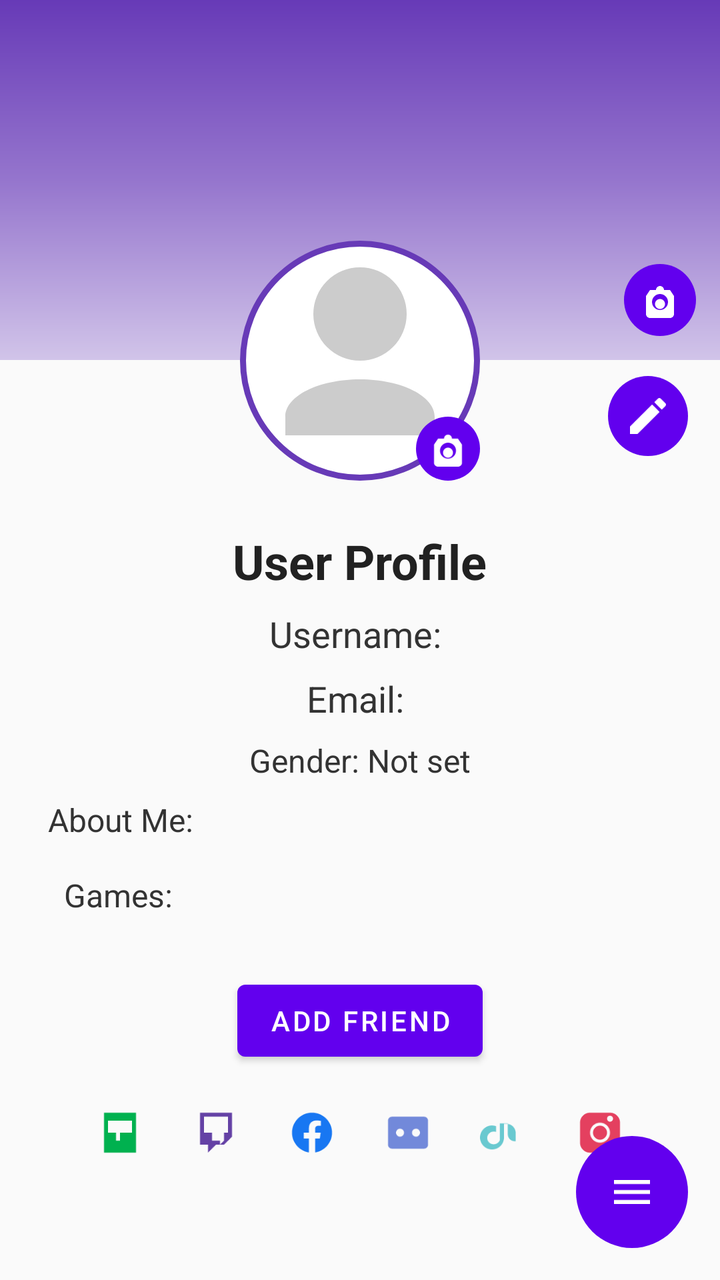
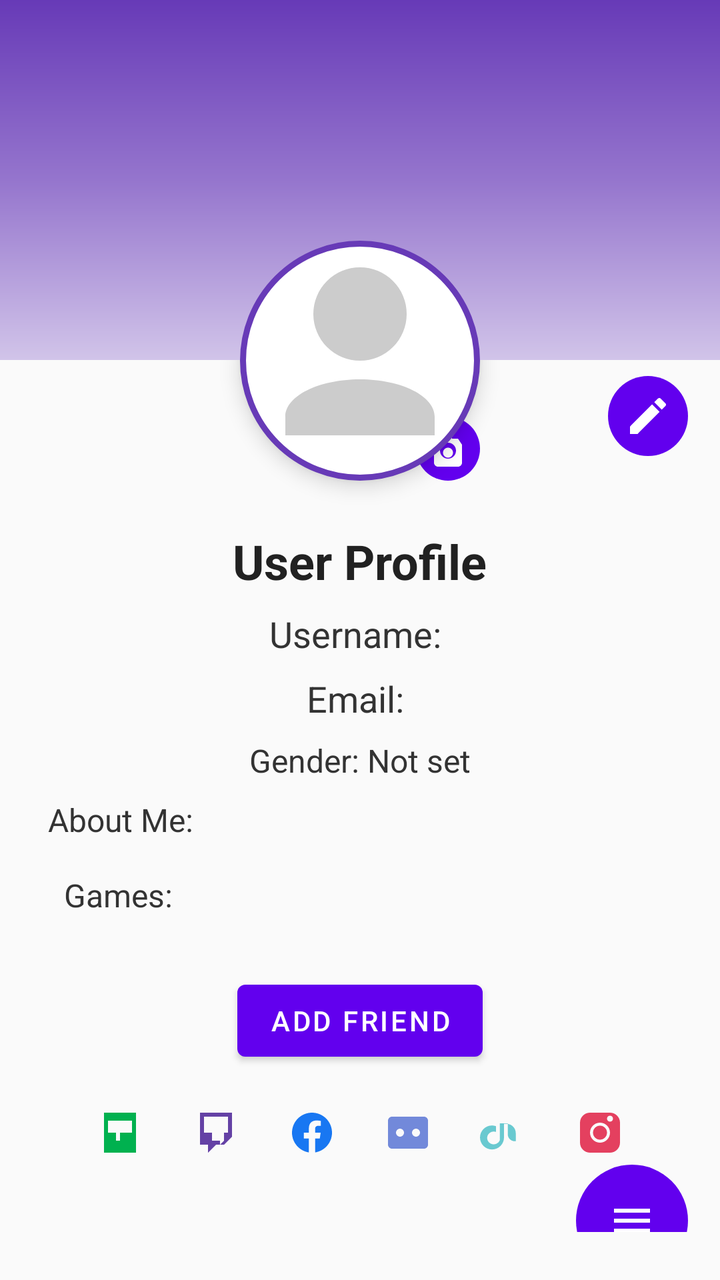

Two renders of the same Android screen: before a commit and after it. Below are the layout's source before the change and the commit's diff.
<!-- AndroidManifest.xml: application theme Theme.VIRE -->
<!-- res/layout/activity_profile.xml -->
<?xml version="1.0" encoding="utf-8"?>
<ScrollView xmlns:android="http://schemas.android.com/apk/res/android"
    android:id="@+id/scrollViewRoot"
    android:layout_width="match_parent"
    android:layout_height="match_parent"
    android:background="#FAFAFA"
    android:fillViewport="true">

    <RelativeLayout
        android:layout_width="match_parent"
        android:layout_height="wrap_content"
        android:padding="0dp">

        
        <ImageView
            android:id="@+id/coverPhoto"
            android:layout_width="match_parent"
            android:layout_height="180dp"
            android:scaleType="centerCrop"
            android:src="@drawable/default_cover"
            android:contentDescription="Cover Photo" />

        
        <ImageButton
            android:id="@+id/changeCoverButton"
            android:layout_width="36dp"
            android:layout_height="36dp"
            android:layout_alignBottom="@id/coverPhoto"
            android:layout_alignEnd="@id/coverPhoto"
            android:layout_margin="12dp"
            android:background="@drawable/circle_bg"
            android:src="@drawable/ic_camera"
            android:tint="@android:color/white"
            android:contentDescription="Change Cover Photo" />

        
        <ImageView
            android:id="@+id/profileImage"
            android:layout_width="120dp"
            android:layout_height="120dp"
            android:layout_below="@id/coverPhoto"
            android:layout_centerHorizontal="true"
            android:layout_marginTop="-60dp"
            android:background="@drawable/profile_image_bg"
            android:padding="4dp"
            android:src="@drawable/ic_profile_placeholder"
            android:contentDescription="Profile Picture" />

        
        <ImageButton
            android:id="@+id/changeProfilePicButton"
            android:layout_width="32dp"
            android:layout_height="32dp"
            android:layout_alignEnd="@id/profileImage"
            android:layout_alignBottom="@id/profileImage"
            android:background="@drawable/circle_bg"
            android:src="@drawable/ic_camera"
            android:tint="@android:color/white"
            android:contentDescription="Change Profile Picture" />

        
        <ImageButton
            android:id="@+id/editPenButton"
            android:layout_width="40dp"
            android:layout_height="40dp"
            android:layout_below="@id/coverPhoto"
            android:layout_alignParentEnd="true"
            android:layout_marginTop="8dp"
            android:layout_marginEnd="16dp"
            android:background="@drawable/circle_bg"
            android:src="@drawable/ic_pen"
            android:tint="@android:color/white"
            android:contentDescription="Edit Profile" />

        
        <LinearLayout
            android:id="@+id/profileInfoLayout"
            android:layout_width="match_parent"
            android:layout_height="wrap_content"
            android:layout_below="@id/profileImage"
            android:orientation="vertical"
            android:gravity="center_horizontal"
            android:padding="24dp">

            <TextView
                android:id="@+id/profileTitleText"
                android:layout_width="wrap_content"
                android:layout_height="wrap_content"
                android:text="User Profile"
                android:textSize="24sp"
                android:textStyle="bold"
                android:textColor="#212121"
                android:layout_marginBottom="8dp" />

            <TextView
                android:id="@+id/profileUsername"
                android:layout_width="wrap_content"
                android:layout_height="wrap_content"
                android:text="Username: "
                android:textSize="18sp"
                android:textColor="#333333"
                android:layout_marginBottom="8dp" />

            <TextView
                android:id="@+id/profileEmail"
                android:layout_width="wrap_content"
                android:layout_height="wrap_content"
                android:text="Email: "
                android:textSize="18sp"
                android:textColor="#333333"
                android:layout_marginBottom="8dp" />

            <TextView
                android:id="@+id/profileGender"
                android:layout_width="wrap_content"
                android:layout_height="wrap_content"
                android:text="Gender: Not set"
                android:textSize="16sp"
                android:textColor="#333333"
                android:layout_marginBottom="8dp" />

            <TextView
                android:id="@+id/profileAboutMe"
                android:layout_width="match_parent"
                android:layout_height="wrap_content"
                android:text="About Me: "
                android:textSize="16sp"
                android:textColor="#333333"
                android:layout_marginBottom="8dp" />

            <TextView
                android:id="@+id/profileGames"
                android:layout_width="match_parent"
                android:layout_height="wrap_content"
                android:text="Games: "
                android:textSize="16sp"
                android:textColor="#333333"
                android:layout_marginBottom="8dp"
                android:clickable="true"
                android:focusable="true"
                android:background="?attr/selectableItemBackground"
                android:padding="8dp" />

            
            <Button
                android:id="@+id/addFriendButton"
                android:layout_width="wrap_content"
                android:layout_height="wrap_content"
                android:text="Add Friend"
                android:layout_marginTop="12dp" />

            
            <LinearLayout
                android:id="@+id/socialLinksLayout"
                android:layout_width="wrap_content"
                android:layout_height="wrap_content"
                android:orientation="horizontal"
                android:layout_marginTop="8dp"
                android:gravity="center">

                <ImageButton
                    android:id="@+id/socialkick"
                    android:layout_width="40dp"
                    android:layout_height="40dp"
                    android:layout_margin="4dp"
                    android:src="@drawable/ic_kick"
                    android:background="@null"
                    android:contentDescription="Kick" />

                <ImageButton
                    android:id="@+id/socialtwitch"
                    android:layout_width="40dp"
                    android:layout_height="40dp"
                    android:layout_margin="4dp"
                    android:src="@drawable/ic_twitch"
                    android:background="@null"
                    android:contentDescription="Twitch" />

                <ImageButton
                    android:id="@+id/socialFacebook"
                    android:layout_width="40dp"
                    android:layout_height="40dp"
                    android:layout_margin="4dp"
                    android:src="@drawable/ic_facebook"
                    android:background="@null"
                    android:contentDescription="Facebook" />

                <ImageButton
                    android:id="@+id/socialDiscord"
                    android:layout_width="40dp"
                    android:layout_height="40dp"
                    android:layout_margin="4dp"
                    android:src="@drawable/ic_discord"
                    android:background="@null"
                    android:contentDescription="Discord" />

                <ImageButton
                    android:id="@+id/socialTiktok"
                    android:layout_width="40dp"
                    android:layout_height="40dp"
                    android:layout_margin="4dp"
                    android:src="@drawable/ic_tiktok"
                    android:background="@null"
                    android:contentDescription="Tiktok" />

                <ImageButton
                    android:id="@+id/socialInstagram"
                    android:layout_width="40dp"
                    android:layout_height="40dp"
                    android:layout_margin="4dp"
                    android:src="@drawable/ic_instagram"
                    android:background="@null"
                    android:contentDescription="Instagram" />

            </LinearLayout>

        </LinearLayout>

        
        <ListView
            android:id="@+id/profileFeedListView"
            android:layout_width="match_parent"
            android:layout_height="wrap_content"
            android:layout_below="@id/profileInfoLayout"
            android:divider="@android:color/darker_gray"
            android:dividerHeight="1dp"
            android:paddingTop="8dp"
            android:paddingBottom="16dp" />

        
        <ImageButton
            android:id="@+id/hamburgerButton"
            android:layout_width="56dp"
            android:layout_height="56dp"
            android:layout_alignParentBottom="true"
            android:layout_alignParentEnd="true"
            android:layout_margin="16dp"
            android:background="@drawable/circle_bg"
            android:src="@drawable/ic_menu_hamburger"
            android:tint="@android:color/white"
            android:contentDescription="Menu" />

    </RelativeLayout>

</ScrollView>
<!-- resources referenced by this layout -->
<resources>
  <!-- drawable circle_bg (drawable) -->
  <?xml version="1.0" encoding="utf-8"?>
  
  <shape xmlns:android="http://schemas.android.com/apk/res/android"
      android:shape="oval">
  
      
      <solid android:color="@color/purple_500"/>
  
      
      <size
          android:width="56dp"
          android:height="56dp"/>
  </shape>
  <!-- drawable default_cover (drawable) -->
  <?xml version="1.0" encoding="utf-8"?>
  <shape xmlns:android="http://schemas.android.com/apk/res/android"
      android:shape="rectangle">
      <gradient
          android:startColor="#673AB7"
          android:centerColor="#9575CD"
          android:endColor="#D1C4E9"
          android:angle="270" />
  </shape>
  <!-- drawable ic_kick (drawable) -->
  <?xml version="1.0" encoding="utf-8"?>
  <vector xmlns:android="http://schemas.android.com/apk/res/android"
      android:width="24dp"
      android:height="24dp"
      android:viewportWidth="24"
      android:viewportHeight="24">
      <path
          android:fillColor="#00B14F"
          android:pathData="M4,2v20h16V2H4zm10,10h-2v4h-2v-4H6V6h12v6h-4z"/>
  </vector>
  <!-- drawable ic_menu_hamburger (drawable) -->
  <?xml version="1.0" encoding="utf-8"?>
  <vector xmlns:android="http://schemas.android.com/apk/res/android"
      android:width="24dp"
      android:height="24dp"
      android:viewportWidth="24"
      android:viewportHeight="24">
      <path
          android:fillColor="#000000"
          android:pathData="M3,6h18v2H3V6zM3,11h18v2H3v-2zM3,16h18v2H3v-2z"/>
  </vector>
  <!-- drawable ic_pen (drawable) -->
  <?xml version="1.0" encoding="utf-8"?>
  <vector xmlns:android="http://schemas.android.com/apk/res/android"
      android:width="24dp"
      android:height="24dp"
      android:viewportWidth="24"
      android:viewportHeight="24">
  
      <path
          android:fillColor="#6200EE"
          android:pathData="M3,17.25V21h3.75L17.81,9.94l-3.75-3.75L3,17.25zM20.71,7.04c0.39,-0.39 0.39,-1.02 0,-1.41l-2.34,-2.34c-0.39,-0.39 -1.02,-0.39 -1.41,0l-1.83,1.83l3.75,3.75l1.83,-1.83z"/>
  </vector>
  <!-- drawable ic_profile_placeholder (drawable) -->
  <?xml version="1.0" encoding="utf-8"?>
  <vector xmlns:android="http://schemas.android.com/apk/res/android"
      android:width="100dp"
      android:height="100dp"
      android:viewportWidth="24"
      android:viewportHeight="24">
      <path
          android:fillColor="#CCCCCC"
          android:pathData="M12,12a5,5 0 1,0 -5,-5a5,5 0 0,0 5,5zM12,14c-4.42,0 -8,1.79 -8,4v2h16v-2c0,-2.21 -3.58,-4 -8,-4z"/>
  </vector>
  <!-- drawable ic_twitch (drawable) -->
  <?xml version="1.0" encoding="utf-8"?>
  <vector xmlns:android="http://schemas.android.com/apk/res/android"
      android:width="24dp"
      android:height="24dp"
      android:viewportWidth="24"
      android:viewportHeight="24">
      <path
          android:fillColor="#6441A5"
          android:pathData="M4,2v16h4v4l4,-4h4l4,-4V2H4zm14,10h-2v4l-2,2v-2h-4v-4H6V4h12v8z"/>
  </vector>
  <!-- drawable profile_image_bg (drawable) -->
  <?xml version="1.0" encoding="utf-8"?>
  <shape xmlns:android="http://schemas.android.com/apk/res/android"
      android:shape="oval">
      <solid android:color="#FFFFFF" />
      <stroke
          android:width="3dp"
          android:color="#673AB7" />
      <size
          android:width="100dp"
          android:height="100dp" />
      <padding
          android:top="2dp"
          android:bottom="2dp"
          android:left="2dp"
          android:right="2dp" />
  </shape>
  <style name="Theme.VIRE" parent="Theme.MaterialComponents.DayNight.NoActionBar">
          
          <item name="colorPrimary">#6200EE</item>  
          <item name="colorPrimaryVariant">#3700B3</item>
          <item name="colorOnPrimary">#FFFFFF</item>
          
          <item name="colorSecondary">#03DAC5</item>
          <item name="colorSecondaryVariant">#018786</item>
          <item name="colorOnSecondary">#000000</item>
      </style>
  <color name="purple_500">#6200EE</color>
  <!-- unchanged entries left out for length: 5 -->
</resources>

<!-- the commit's change to res/layout/activity_profile.xml (unified diff, before → after) -->
@@ -4,7 +4,9 @@
     android:layout_width="match_parent"
     android:layout_height="match_parent"
     android:background="#FAFAFA"
-    android:fillViewport="true">
+    android:fillViewport="true"
+    android:fitsSystemWindows="true"
+    android:paddingBottom="24dp">
 
     <RelativeLayout
         android:layout_width="match_parent"
@@ -18,6 +20,7 @@
             android:layout_height="180dp"
             android:scaleType="centerCrop"
             android:src="@drawable/default_cover"
+            android:elevation="6dp"
             android:contentDescription="Cover Photo" />
 
         
@@ -43,6 +46,7 @@
             android:layout_marginTop="-60dp"
             android:background="@drawable/profile_image_bg"
             android:padding="4dp"
+            android:elevation="6dp"
             android:src="@drawable/ic_profile_placeholder"
             android:contentDescription="Profile Picture" />
 
